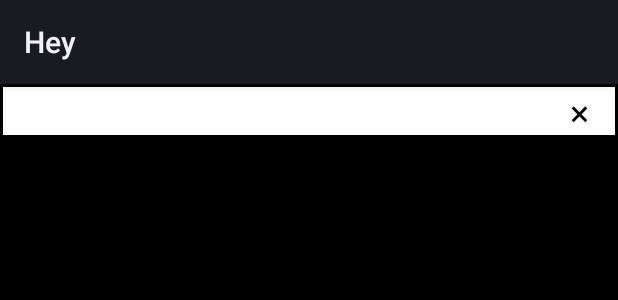
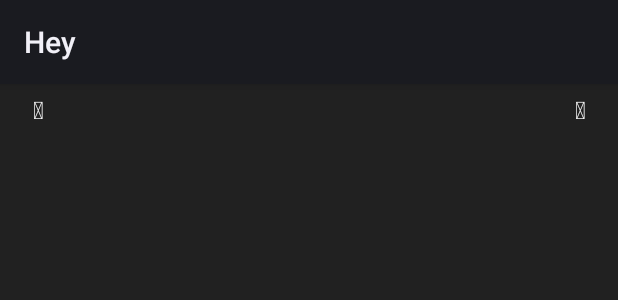
Before and after one commit to oboard/hey2, an Android app: the layout window.xml on its own in the app's theme, with its tools: preview values and no code run, on a phone screen of 412 x 824 dp. Shown: the top 300 px of the screen. Run offline under Robolectric (Android 15) with nearby library versions, the phone set to English and light mode, and no system bars.

Commit message:
good window

```diff
--- a/app/src/main/res/layout/multi.xml
+++ b/app/src/main/res/layout/multi.xml
@@ -23,7 +23,7 @@
             android:id="@+id/multi_text1"/>
 
         <omark.hey.ScrollImage
-            android:layout_margin="10dp"
+            android:layout_margin="5dp"
             android:onClick="onMultiClick"
             android:id="@+id/multi_image1"
             android:layout_height="wrap_content"
--- a/app/src/main/res/layout/window.xml
+++ b/app/src/main/res/layout/window.xml
@@ -3,30 +3,52 @@
 	xmlns:android="http://schemas.android.com/apk/res/android"
 	android:layout_width="fill_parent"
 	android:layout_height="fill_parent"
-	android:padding="2dp"
-	android:background="#000000"
-    android:id="@+id/window_root">
+	android:padding="1dp"
+	android:background="@color/colorAccent"
+	android:id="@+id/window_root">
 
-	<LinearLayout
-        android:id="@+id/window_bar"
+	<FrameLayout
+		android:id="@+id/window_bar"
 		android:layout_height="32dp"
 		android:layout_width="fill_parent"
-		android:orientation="horizontal"
-		android:gravity="right"
-		android:background="#FEFEFE">
+		android:background="@color/colorPrimary">
 
 		<TextView
 			android:background="?android:attr/selectableItemBackground"
 			android:layout_height="fill_parent"
+			android:layout_width="48dp"
+			android:id="@+id/window_back"
+			android:textColor="@color/colorBackground"
+			android:clickable="true"
+			android:gravity="center"
+			android:textSize="16sp"
+			android:text="&#xE5C4;"/>
+
+        <TextView
+            android:id="@+id/window_title"
+            android:layout_height="fill_parent"
+			android:layout_width="fill_parent"
+            android:gravity="center_vertical"
+            android:layout_marginLeft="48dp"
+            android:layout_marginRight="48dp"
+            android:maxLines="1"
+            android:ellipsize="end"
+			android:textColor="@color/colorBackground"
+			android:textSize="16sp"/>
+
+		<TextView
+			android:background="?android:attr/selectableItemBackground"
+			android:layout_height="fill_parent"
+			android:layout_gravity="right"
 			android:id="@+id/window_close"
-			android:textColor="#000000"
+			android:textColor="@color/colorBackground"
 			android:layout_width="48dp"
-            android:clickable="true"
+			android:clickable="true"
 			android:gravity="center"
-			android:textSize="24sp"
-			android:text="×"/>
+			android:textSize="16sp"
+			android:text="&#xE5CD;"/>
 
-	</LinearLayout>
+	</FrameLayout>
 
 	<FrameLayout
 		android:layout_height="fill_parent"
```
Also changed, not shown: app/src/main/java/omark/hey/HeyApi.java (+6 -7 lines), app/src/main/java/omark/hey/HeyHelper.java (+9 -0 lines), app/src/main/java/omark/hey/HeyWindow.java (+8 -5 lines), app/src/main/java/omark/hey/HeyWindowManager.java (+130 -17 lines), app/src/main/java/omark/hey/Main.java (+18 -18 lines), app/src/main/res/layout/main.xml (+6 -3 lines), app/src/main/res/values/array.xml (deleted, +0 -12 lines), 268 other files.
